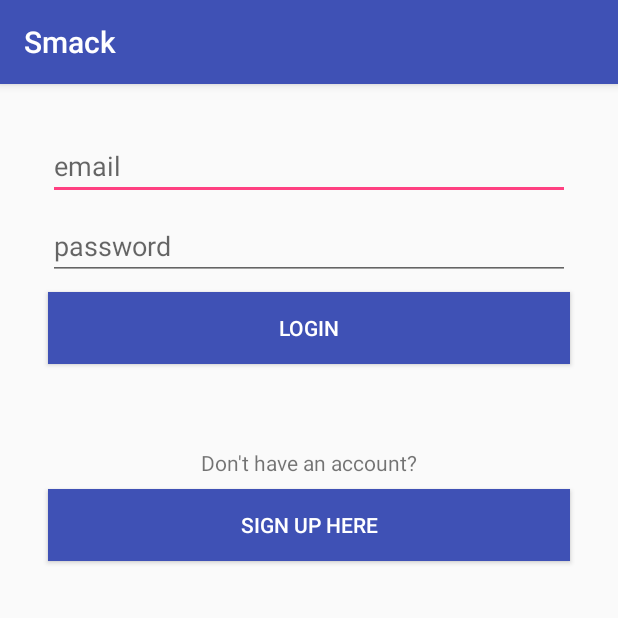
After one commit to RodrigoCalderano/Smack, an Android app: the LoginActivity screen opened directly, with no data from a screen before it, on a phone screen of 412 x 824 dp, the top half of it. The commit adds this screen. Run offline under Robolectric (Android 15) with nearby library versions, the phone set to English and light mode, and no system bars.

Commit message:
LoginActivity UI

```diff
--- a/app/build.gradle
+++ b/app/build.gradle
@@ -24,7 +24,7 @@ android {
 
 dependencies {
     implementation fileTree(dir: 'libs', include: ['*.jar'])
-    implementation"org.jetbrains.kotlin:kotlin-stdlib-jdk7:$kotlin_version"
+    implementation "org.jetbrains.kotlin:kotlin-stdlib-jdk7:$kotlin_version"
     implementation 'com.android.support:appcompat-v7:27.1.1'
     implementation 'com.android.support:design:27.1.1'
     implementation 'com.android.support.constraint:constraint-layout:1.1.3'
--- a/app/src/main/AndroidManifest.xml
+++ b/app/src/main/AndroidManifest.xml
@@ -18,6 +18,7 @@
                 <category android:name="android.intent.category.LAUNCHER" />
             </intent-filter>
         </activity>
+        <activity android:name=".LoginActivity"></activity>
     </application>
 
 </manifest>
--- /dev/null
+++ b/app/src/main/java/com/example/linux/smack/LoginActivity.kt
@@ -0,0 +1,21 @@
+package com.example.linux.smack
+
+import android.support.v7.app.AppCompatActivity
+import android.os.Bundle
+import android.view.View
+
+class LoginActivity : AppCompatActivity() {
+
+    override fun onCreate(savedInstanceState: Bundle?) {
+        super.onCreate(savedInstanceState)
+        setContentView(R.layout.activity_login)
+    }
+
+    fun loginLoginBtnClicked(view : View) {
+
+    }
+
+    fun  loginCreateUserBtnClicked(view : View){
+
+    }
+}
--- a/app/src/main/java/com/example/linux/smack/MainActivity.kt
+++ b/app/src/main/java/com/example/linux/smack/MainActivity.kt
@@ -1,5 +1,6 @@
 package com.example.linux.smack
 
+import android.content.Intent
 import android.os.Bundle
 import android.support.design.widget.Snackbar
 import android.support.design.widget.NavigationView
@@ -36,7 +37,8 @@ class MainActivity : AppCompatActivity() {
     }
 
     fun loginBtnNavClicked(view: View){
-
+        val loginIntent = Intent(this, LoginActivity::class.java)
+        startActivity(loginIntent)
     }
 
     fun addChannelClicked(view: View){
@@ -47,5 +49,4 @@ class MainActivity : AppCompatActivity() {
 
     }
 
-
 }
--- /dev/null
+++ b/app/src/main/res/layout/activity_login.xml
@@ -0,0 +1,78 @@
+<?xml version="1.0" encoding="utf-8"?>
+<android.support.constraint.ConstraintLayout xmlns:android="http://schemas.android.com/apk/res/android"
+    xmlns:app="http://schemas.android.com/apk/res-auto"
+    xmlns:tools="http://schemas.android.com/tools"
+    android:layout_width="match_parent"
+    android:layout_height="match_parent"
+    tools:context="com.example.linux.smack.LoginActivity">
+
+    <EditText
+        android:id="@+id/loginEmailTxt"
+        android:layout_width="0dp"
+        android:layout_height="wrap_content"
+        android:layout_marginEnd="32dp"
+        android:layout_marginStart="32dp"
+        android:layout_marginTop="32dp"
+        android:ems="10"
+        android:hint="email"
+        android:inputType="textPersonName"
+        app:layout_constraintEnd_toEndOf="parent"
+        app:layout_constraintStart_toStartOf="parent"
+        app:layout_constraintTop_toTopOf="parent" />
+
+    <EditText
+        android:id="@+id/loginPasswordText"
+        android:layout_width="0dp"
+        android:layout_height="wrap_content"
+        android:layout_marginEnd="32dp"
+        android:layout_marginStart="32dp"
+        android:layout_marginTop="8dp"
+        android:ems="10"
+        android:hint="password"
+        android:inputType="textPassword"
+        app:layout_constraintEnd_toEndOf="parent"
+        app:layout_constraintStart_toStartOf="parent"
+        app:layout_constraintTop_toBottomOf="@+id/loginEmailTxt" />
+
+    <Button
+        android:id="@+id/loginLoginBtn"
+        android:layout_width="0dp"
+        android:layout_height="wrap_content"
+        android:layout_marginEnd="32dp"
+        android:layout_marginStart="32dp"
+        android:layout_marginTop="8dp"
+        android:background="@color/colorPrimary"
+        android:onClick="loginLoginBtnClicked"
+        android:text="LOGIN"
+        android:textColor="@android:color/white"
+        app:layout_constraintEnd_toEndOf="parent"
+        app:layout_constraintStart_toStartOf="parent"
+        app:layout_constraintTop_toBottomOf="@+id/loginPasswordText" />
+
+    <TextView
+        android:id="@+id/textView"
+        android:layout_width="wrap_content"
+        android:layout_height="wrap_content"
+        android:layout_marginEnd="8dp"
+        android:layout_marginStart="8dp"
+        android:layout_marginTop="56dp"
+        android:text="Don't have an account?"
+        app:layout_constraintEnd_toEndOf="parent"
+        app:layout_constraintStart_toStartOf="parent"
+        app:layout_constraintTop_toBottomOf="@+id/loginLoginBtn" />
+
+    <Button
+        android:id="@+id/loginCreateUserBtn"
+        android:layout_width="0dp"
+        android:layout_height="wrap_content"
+        android:layout_marginEnd="32dp"
+        android:layout_marginStart="32dp"
+        android:layout_marginTop="8dp"
+        android:background="@color/colorPrimary"
+        android:onClick="loginCreateUserBtnClicked"
+        android:text="Sign Up Here"
+        android:textColor="@android:color/white"
+        app:layout_constraintEnd_toEndOf="parent"
+        app:layout_constraintStart_toStartOf="parent"
+        app:layout_constraintTop_toBottomOf="@+id/textView" />
+</android.support.constraint.ConstraintLayout>
--- a/app/src/main/res/layout/content_main.xml
+++ b/app/src/main/res/layout/content_main.xml
@@ -14,7 +14,7 @@
         android:layout_height="wrap_content"
         android:layout_marginEnd="8dp"
         android:layout_marginTop="8dp"
-        android:text="Hello World!"
+        android:text="Please Log in"
         android:textAlignment="center"
         app:layout_constraintEnd_toEndOf="parent"
         app:layout_constraintStart_toStartOf="parent"
```
